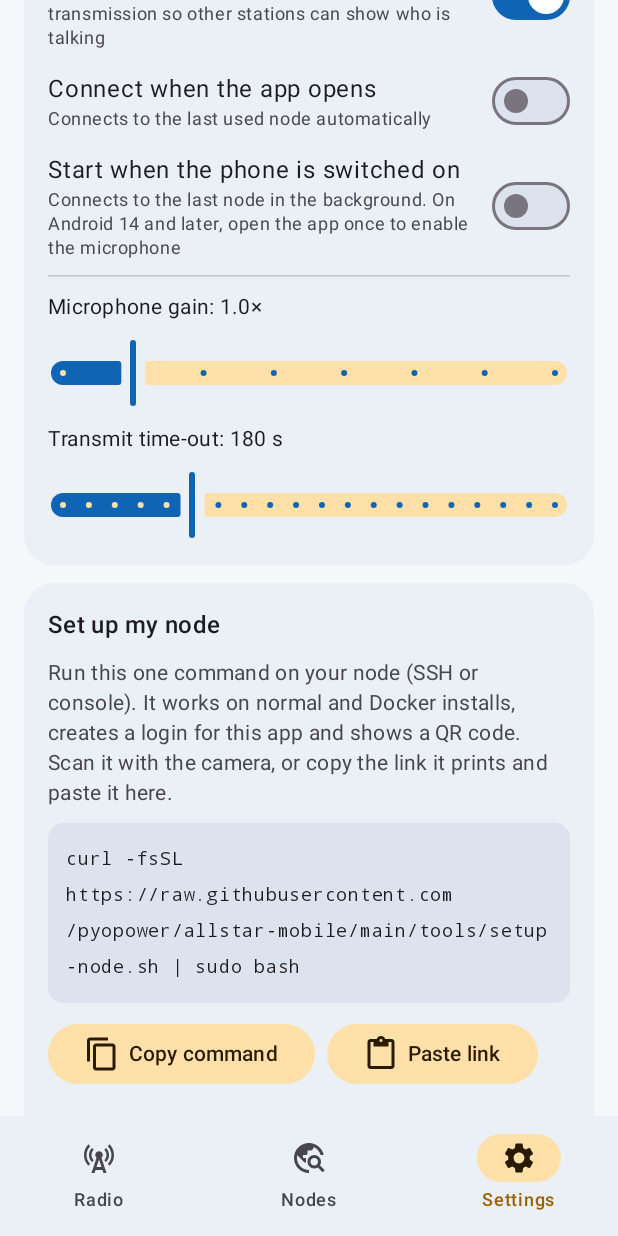
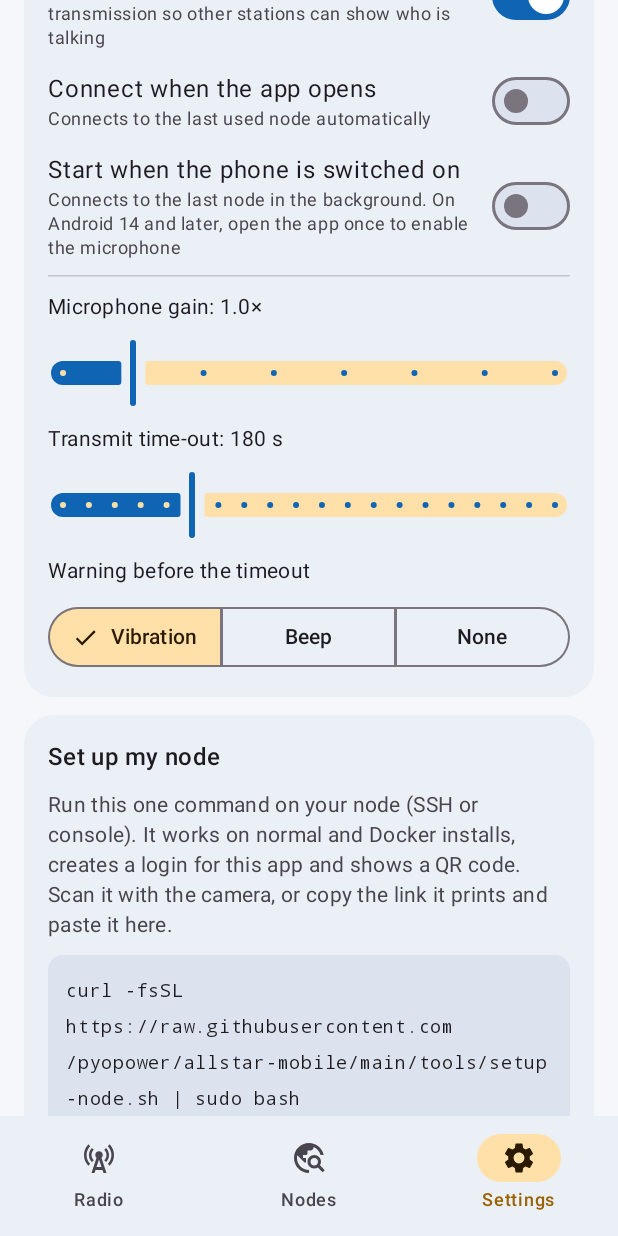
Before and after one commit to pyopower/allstar-mobile, an Android app built with Jetpack Compose: the screen it shows after launch (MainActivity), item 3 of the bottom bar chosen, scrolled down 520 dp, on a phone screen of 412 x 824 dp. Run offline under Robolectric (Android 15) with nearby library versions, the phone set to English and light mode, and no system bars; network calls fail; pictures from the network do not load.

Commit message:
Transmit-timeout warning: vibration, beep or none
New setting under the transmit timeout. Beep = a modest tone at media volume
each second of the last 5 and a double one at the cut (it also goes on the
air through the microphone, which is fine). Vibration stays the default.
Included in the settings backup.

Co-Authored-By: Claude Opus 5.5 <noreply@anthropic.com>
Claude-Session: https://claude.ai/code/session_01Hi9GtyeC1bcGUydHcvxEYB

```diff
--- a/app/src/main/java/ovh/adan/allstar/data/Backup.kt
+++ b/app/src/main/java/ovh/adan/allstar/data/Backup.kt
@@ -39,7 +39,7 @@ object Backup {
             .put("recents", JSONArray(prefs.recents))
             .put("perm", JSONObject().apply { profiles.forEach { put(it.id, JSONArray(prefs.permanentLinks(it.id).toList())) } })
             .put("settings", JSONObject()
-                .put("pttMode", prefs.pttMode.name).put("micGain", prefs.micGain.toDouble())
+                .put("pttMode", prefs.pttMode.name).put("totWarn", prefs.totWarn.name).put("micGain", prefs.micGain.toDouble())
                 .put("volumeKeyPtt", prefs.volumeKeyPtt).put("txTimeout", prefs.txTimeoutSec)
                 .put("autoConnect", prefs.autoConnect).put("startOnBoot", prefs.startOnBoot)
                 .put("sendCallerId", prefs.sendCallerId).put("keepScreenOn", prefs.keepScreenOn)
@@ -91,6 +91,7 @@ object Backup {
         }
         body.optJSONObject("settings")?.let { s ->
             if (s.has("pttMode")) runCatching { prefs.pttMode = PttMode.valueOf(s.getString("pttMode")) }
+            if (s.has("totWarn")) runCatching { prefs.totWarn = TotWarn.valueOf(s.getString("totWarn")) }
             if (s.has("micGain")) prefs.micGain = s.getDouble("micGain").toFloat().coerceIn(0.5f, 4f)
             if (s.has("volumeKeyPtt")) prefs.volumeKeyPtt = s.getBoolean("volumeKeyPtt")
             if (s.has("txTimeout")) prefs.txTimeoutSec = s.getInt("txTimeout").coerceIn(30, 600)
--- a/app/src/main/java/ovh/adan/allstar/data/Prefs.kt
+++ b/app/src/main/java/ovh/adan/allstar/data/Prefs.kt
@@ -56,6 +56,9 @@ data class Profile(
 
 enum class PttMode { HOLD, TOGGLE }
 
+/** How the app warns that the transmit timeout is about to cut the transmission. */
+enum class TotWarn { VIBRATE, BEEP, NONE }
+
 class Prefs(ctx: Context) {
     private val sp = ctx.getSharedPreferences("allstar", Context.MODE_PRIVATE)
 
@@ -87,6 +90,9 @@ class Prefs(ctx: Context) {
     var pttMode: PttMode
         get() = runCatching { PttMode.valueOf(sp.getString("pttMode", "HOLD")!!) }.getOrDefault(PttMode.HOLD)
         set(v) { sp.edit().putString("pttMode", v.name).apply() }
+    var totWarn: TotWarn
+        get() = runCatching { TotWarn.valueOf(sp.getString("totWarn", "VIBRATE")!!) }.getOrDefault(TotWarn.VIBRATE)
+        set(v) { sp.edit().putString("totWarn", v.name).apply() }
 
     var micGain: Float
         get() = sp.getFloat("micGain", 1.0f)
--- a/app/src/main/java/ovh/adan/allstar/ui/SettingsScreen.kt
+++ b/app/src/main/java/ovh/adan/allstar/ui/SettingsScreen.kt
@@ -194,6 +194,19 @@ fun SettingsScreen(
                 var tot by remember { mutableFloatStateOf(prefs.txTimeoutSec.toFloat()) }
                 Text("${stringResource(R.string.tx_timeout)}: ${tot.toInt()} s", style = MaterialTheme.typography.bodyMedium)
                 Slider(tot, { tot = it }, valueRange = 30f..600f, steps = 18, onValueChangeFinished = { prefs.txTimeoutSec = tot.toInt() })
+                Text(stringResource(R.string.tot_warn), style = MaterialTheme.typography.bodyMedium)
+                SingleChoiceSegmentedButtonRow(Modifier.fillMaxWidth()) {
+                    ovh.adan.allstar.data.TotWarn.entries.forEachIndexed { i, w ->
+                        SegmentedButton(selected = prefs.totWarn == w, onClick = { prefs.totWarn = w; onSettingsChanged() },
+                            shape = SegmentedButtonDefaults.itemShape(i, ovh.adan.allstar.data.TotWarn.entries.size)) {
+                            Text(stringResource(when (w) {
+                                ovh.adan.allstar.data.TotWarn.VIBRATE -> R.string.tot_warn_vibrate
+                                ovh.adan.allstar.data.TotWarn.BEEP -> R.string.tot_warn_beep
+                                ovh.adan.allstar.data.TotWarn.NONE -> R.string.tot_warn_none
+                            }))
+                        }
+                    }
+                }
             }
         }
 
--- a/app/src/main/res/values/strings.xml
+++ b/app/src/main/res/values/strings.xml
@@ -28,6 +28,10 @@
     <string name="release_to_listen">Release to listen</string>
     <string name="tap_to_stop">Tap to stop</string>
     <string name="tot_ending">Transmission ends in %1$d s</string>
+    <string name="tot_warn">Warning before the timeout</string>
+    <string name="tot_warn_vibrate">Vibration</string>
+    <string name="tot_warn_beep">Beep</string>
+    <string name="tot_warn_none">None</string>
     <string name="keypad">DTMF keypad</string>
     <string name="activity">Activity</string>
     <string name="mode_t">Transceive</string>
```
Also changed, not shown: app/src/main/java/ovh/adan/allstar/Radio.kt (+23 -4 lines), 5 other files.
